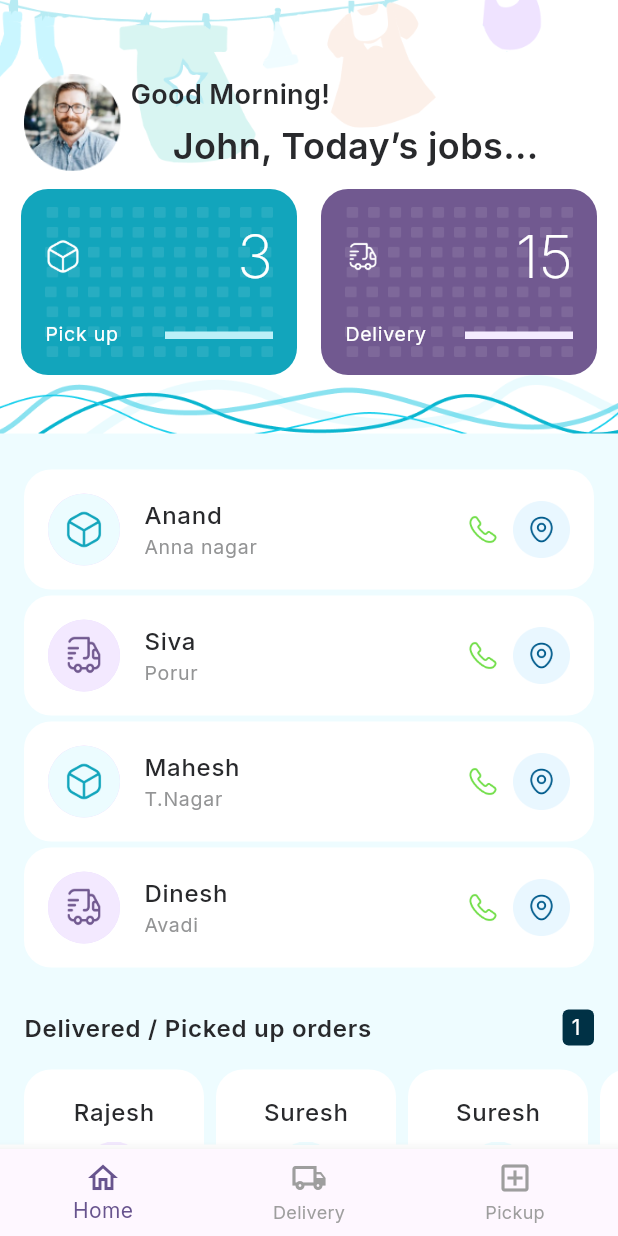
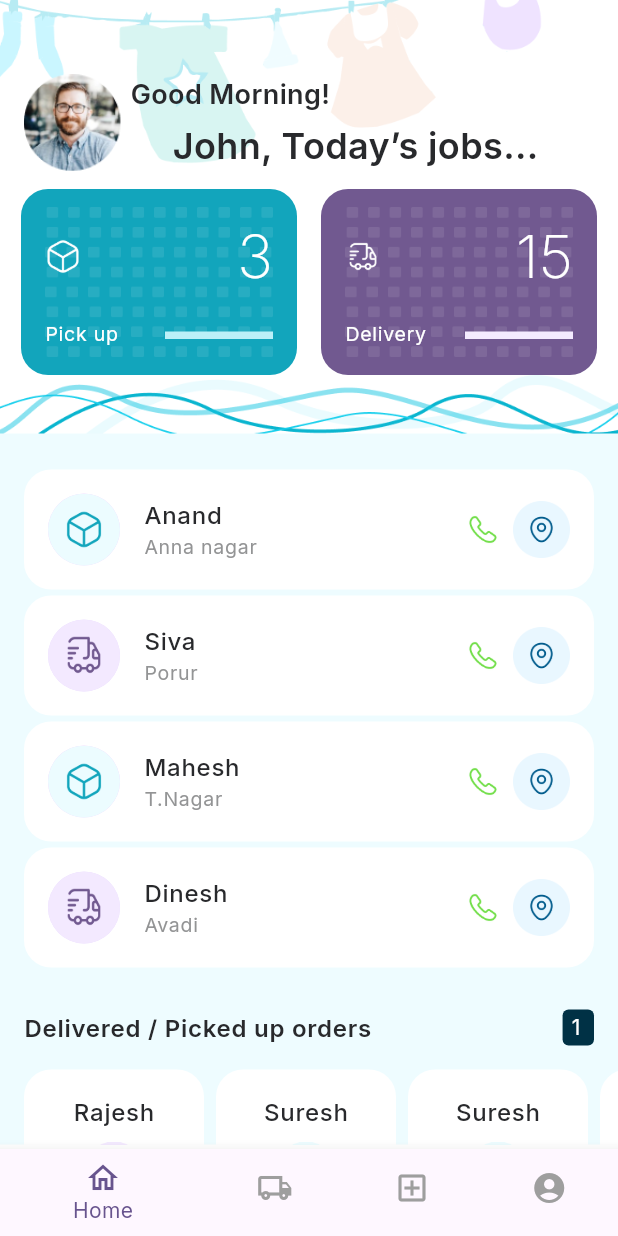
Before and after one commit to jaisongf/washApp, a Flutter app: the screen it shows after launch, after a tap on "Login", on a phone screen of 412 x 824 dp. Run offline on Flutter 3.47's test engine with Material 2 defaults, Android fonts, the phone set to English and light mode, and no system bars; our stand-ins replace bloc, flutter_bloc, google_fonts.

Commit message:
ui updated

```diff
--- a/lib/Routes/Login/Login.dart
+++ b/lib/Routes/Login/Login.dart
@@ -94,7 +94,6 @@ class LoginPage extends StatelessWidget {
               buttonHeight: 54,
               buttonRadiusTL: 8.0,
               buttonRadiusBL: 8.0,
-              buttonNameSize: 16.0,
               buttonBorder: Colors.transparent,
               buttonFunction: () {
                 Navigator.pushReplacement(
--- a/lib/screens/Home/home.dart
+++ b/lib/screens/Home/home.dart
@@ -6,6 +6,7 @@ import '../../config/constant.dart';
 import '../../splash_screen.dart';
 import '../Dashboard/dashboard_screen.dart';
 import '../Pick_up/pick_up.dart';
+import '../Profile/profile.dart';
 import '../Wash_services/wash_service.dart';
 
 List<BottomNavigationBarItem> bottomNavItems = const <BottomNavigationBarItem>[
@@ -13,12 +14,14 @@ List<BottomNavigationBarItem> bottomNavItems = const <BottomNavigationBarItem>[
   BottomNavigationBarItem(
       icon: Icon(Icons.local_shipping_outlined), label: "Delivery"),
   BottomNavigationBarItem(icon: Icon(Icons.add_box_outlined), label: "Pickup"),
+  BottomNavigationBarItem(icon: Icon(Icons.account_circle), label: "John"),
 ];
 
 List<Widget> bottomNavScreen = <Widget>[
   DashboardScreen(),
   PickUpScreen(),
   WashService(),
+  ProfileScreen()
 ];
 const List<String> appBarTitles = ["Home", "Delivery", "Pickup"];
 
@@ -53,7 +56,18 @@ class _HomeScreenState extends State<HomeScreen> {
                     fontSize: 16,
                     color: Constant.globalFontCol,
                     fontWeight: FontWeight.w600),
-              ))
+              ),
+              actions: _currentIndex == 1
+                  ? [
+                      IconButton(
+                        icon: Image.asset("assets/bag.png"),
+                        onPressed: () {
+                          // Handle action
+                        },
+                      )
+                    ]
+                  : null,
+            )
           : null,
       body: Stack(
         children: [
@@ -67,6 +81,7 @@ class _HomeScreenState extends State<HomeScreen> {
           if (_currentIndex == 0) DashboardScreen(),
           if (_currentIndex == 1) PickUpScreen(),
           if (_currentIndex == 2) WashService(),
+          if (_currentIndex == 3) ProfileScreen(),
           // SingleChildScrollView(
           //     child: bottomNavScreen.elementAt(state.tabIndex)),
         ],
```
Also changed, not shown: lib/screens/Profile/profile.dart (added, +10 -0 lines), assets/bag.png (added).
